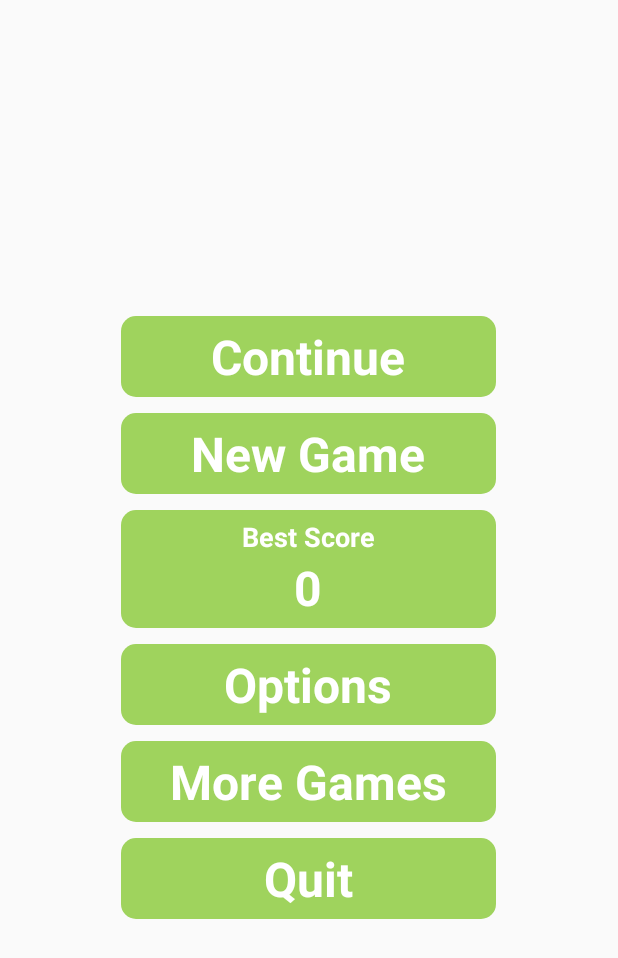
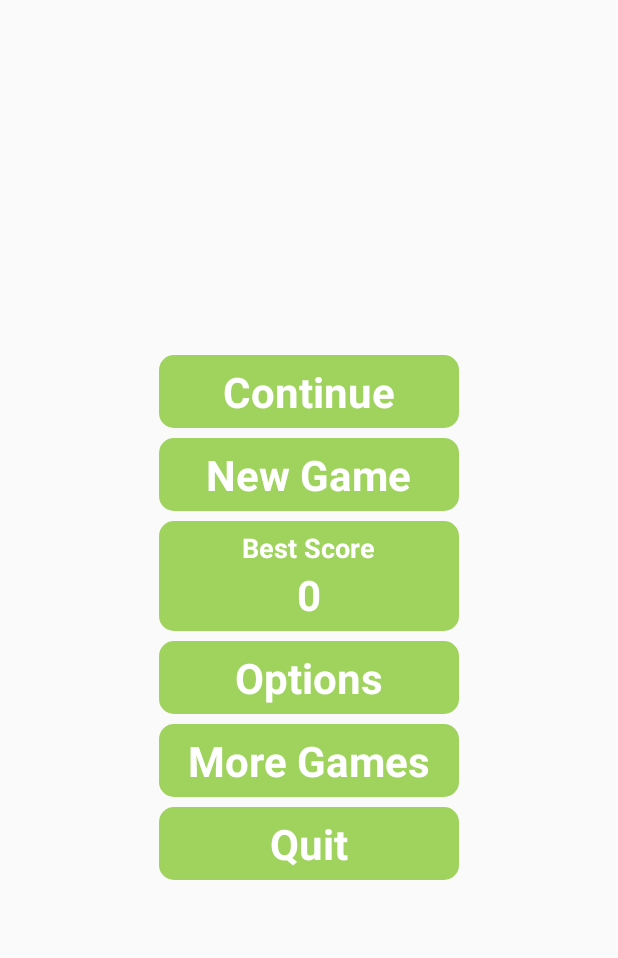
Before and after one commit to cpxiao/Block1212, an Android app: the screen it shows after launch (HomeActivity), on a phone screen of 412 x 824 dp. Shown: the top 958 px of the screen. Run offline under Robolectric (Android 15) with nearby library versions, the phone set to English and light mode, and no system bars; libraries missing offline, so code that uses them is left out: com.umeng.analytics, net.youmi.android; 8 statements that could not run were skipped.

Commit message:
修改首页字体大小及button间距

```diff
--- a/app/src/main/java/com/cpxiao/free1010plus/view/GameSurfaceView.java
+++ b/app/src/main/java/com/cpxiao/free1010plus/view/GameSurfaceView.java
@@ -262,7 +262,7 @@ public class GameSurfaceView extends SurfaceView implements SurfaceHolder.Callba
      * @param paint          paint
      */
     private void drawRoundSquare(Canvas canvas, float x, float y, float halfSideLength, Paint paint) {
-        halfSideLength -= 2;
+        halfSideLength -= halfSideLength / 10;
         RectF rectF = new RectF(x - halfSideLength, y - halfSideLength, x + halfSideLength, y + halfSideLength);
         canvas.drawRoundRect(rectF, halfSideLength / 2.5f, halfSideLength / 2.5f, paint);
     }
--- a/app/src/main/res/layout/content_main.xml
+++ b/app/src/main/res/layout/content_main.xml
@@ -17,7 +17,7 @@
         android:id="@+id/btn_continue"
         android:layout_width="@dimen/btn_width"
         android:layout_height="wrap_content"
-        android:layout_margin="5dp"
+        android:layout_margin="@dimen/margin_btn"
         android:background="@drawable/btn_new_game"
         android:clickable="true"
         android:gravity="center"
@@ -37,7 +37,7 @@
         android:id="@+id/btn_new_game"
         android:layout_width="@dimen/btn_width"
         android:layout_height="wrap_content"
-        android:layout_margin="5dp"
+        android:layout_margin="@dimen/margin_btn"
         android:background="@drawable/btn_new_game"
         android:clickable="true"
         android:gravity="center"
@@ -57,7 +57,7 @@
         android:id="@+id/btn_best_score"
         android:layout_width="@dimen/btn_width"
         android:layout_height="wrap_content"
-        android:layout_margin="5dp"
+        android:layout_margin="@dimen/margin_btn"
         android:background="@drawable/btn_new_game"
         android:gravity="center"
         android:orientation="vertical"
@@ -85,7 +85,7 @@
         android:id="@+id/options"
         android:layout_width="@dimen/btn_width"
         android:layout_height="wrap_content"
-        android:layout_margin="5dp"
+        android:layout_margin="@dimen/margin_btn"
         android:background="@drawable/btn_new_game"
         android:clickable="true"
         android:gravity="center"
@@ -105,7 +105,7 @@
         android:id="@+id/more_games"
         android:layout_width="@dimen/btn_width"
         android:layout_height="wrap_content"
-        android:layout_margin="5dp"
+        android:layout_margin="@dimen/margin_btn"
         android:background="@drawable/btn_new_game"
         android:clickable="true"
         android:gravity="center"
@@ -126,7 +126,7 @@
         android:id="@+id/quit"
         android:layout_width="@dimen/btn_width"
         android:layout_height="wrap_content"
-        android:layout_margin="5dp"
+        android:layout_margin="@dimen/margin_btn"
         android:background="@drawable/btn_new_game"
         android:clickable="true"
         android:gravity="center"
--- a/app/src/main/res/values/dimens.xml
+++ b/app/src/main/res/values/dimens.xml
@@ -3,15 +3,13 @@
     <dimen name="activity_horizontal_margin">16dp</dimen>
     <dimen name="activity_vertical_margin">16dp</dimen>
     <dimen name="fab_margin">16dp</dimen>
-    <dimen name="btn_width">250dp</dimen>
-    <dimen name="btn_height">60dp</dimen>
+    <dimen name="btn_width">200dp</dimen>
 
     <dimen name="icon_width_small">40dp</dimen>
     <dimen name="icon_width_normal">60dp</dimen>
     <dimen name="icon_width_big">100dp</dimen>
 
-    <dimen name="app_banner_width">250dp</dimen>
-    <dimen name="app_banner_height">150dp</dimen>
-    <dimen name="home_text_size_big">32sp</dimen>
+    <dimen name="home_text_size_big">28sp</dimen>
     <dimen name="home_text_size_small">18sp</dimen>
+    <dimen name="margin_btn">3dp</dimen>
 </resources>
```
